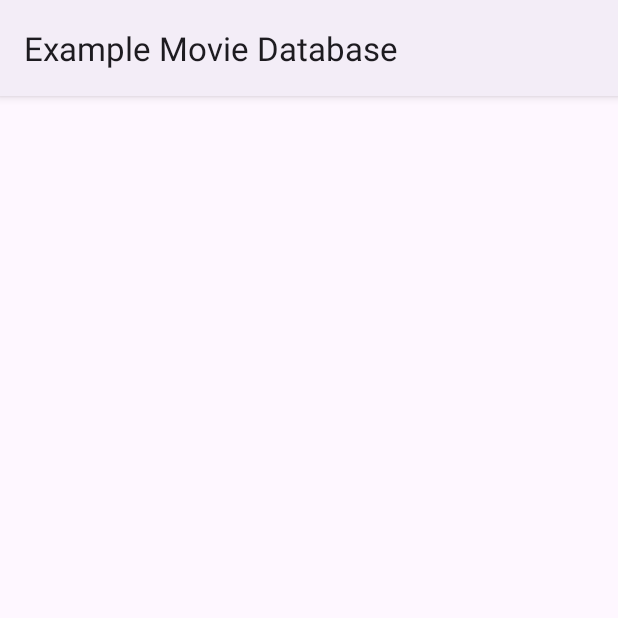
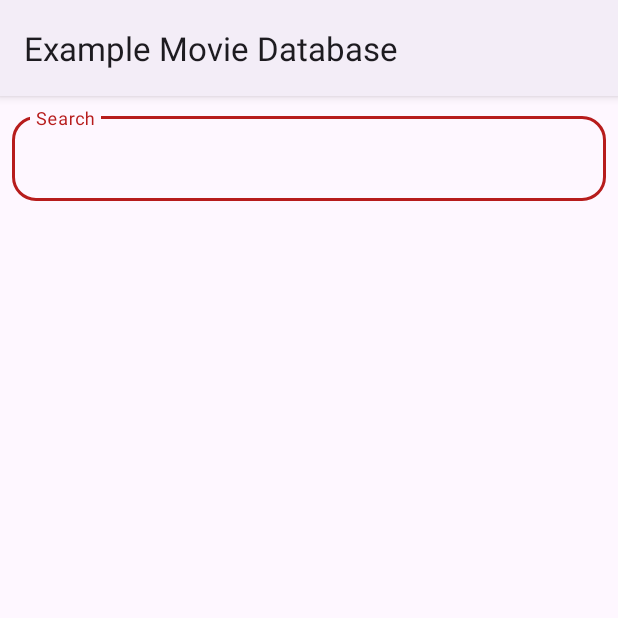
Before and after one commit to zsoltGczy/example-movie-database-android, an Android app: the fragment MovieListFragment shown on its own in the app's theme, on a phone screen of 412 x 824 dp, the top half of it. Run offline under Robolectric (Android 15) with nearby library versions, the phone set to English and light mode, and no system bars.

Commit message:
Add search movie field

```diff
--- /dev/null
+++ b/app/src/main/java/com/gzslt/examplemoviedatabase/common/extension/EditText.kt
@@ -0,0 +1,16 @@
+package com.gzslt.examplemoviedatabase.common.extension
+
+import android.view.inputmethod.EditorInfo
+import android.widget.EditText
+
+/**
+ * Syntactic sugar to add search IME action.
+ */
+fun EditText.setOnActionSearch(callOnActionSearch: (String) -> Unit) {
+    setOnEditorActionListener { _, actionId, _ ->
+        if (EditorInfo.IME_ACTION_SEARCH == actionId) {
+            callOnActionSearch(text.toString())
+        }
+        false
+    }
+}
--- a/app/src/main/java/com/gzslt/examplemoviedatabase/main/ui/MovieListFragment.kt
+++ b/app/src/main/java/com/gzslt/examplemoviedatabase/main/ui/MovieListFragment.kt
@@ -4,6 +4,7 @@ import android.os.Bundle
 import android.view.LayoutInflater
 import android.view.View
 import android.view.ViewGroup
+import com.gzslt.examplemoviedatabase.common.extension.setOnActionSearch
 import com.gzslt.examplemoviedatabase.databinding.FragmentMovieListBinding
 
 class MovieListFragment : BaseFragment() {
@@ -14,10 +15,18 @@ class MovieListFragment : BaseFragment() {
     override fun onCreateView(
         inflater: LayoutInflater,
         container: ViewGroup?,
-        savedInstanceState: Bundle?
+        savedInstanceState: Bundle?,
     ): View {
         _binding = FragmentMovieListBinding.inflate(inflater, container, false)
         return binding.root
+    }
+
+    override fun onViewCreated(view: View, savedInstanceState: Bundle?) {
+        super.onViewCreated(view, savedInstanceState)
+
+        binding.searchTextInputEditText.setOnActionSearch { text ->
+            // TODO
+        }
     }
 
     override fun onDestroyView() {
--- a/app/src/main/res/layout/fragment_movie_list.xml
+++ b/app/src/main/res/layout/fragment_movie_list.xml
@@ -1,10 +1,29 @@
 <?xml version="1.0" encoding="utf-8"?>
 <LinearLayout xmlns:android="http://schemas.android.com/apk/res/android"
+    xmlns:app="http://schemas.android.com/apk/res-auto"
     android:layout_width="match_parent"
     android:layout_height="match_parent"
     android:orientation="vertical">
 
-    <!-- TODO add search text input layout -->
+    <com.google.android.material.textfield.TextInputLayout
+        android:id="@+id/searchTextInputLayout"
+        android:layout_width="match_parent"
+        android:layout_height="wrap_content"
+        android:layout_margin="@dimen/margin_padding_size_small"
+        app:boxCornerRadiusBottomEnd="16dp"
+        app:boxCornerRadiusBottomStart="16dp"
+        app:boxCornerRadiusTopEnd="16dp"
+        app:boxCornerRadiusTopStart="16dp">
+
+        <com.google.android.material.textfield.TextInputEditText
+            android:id="@+id/searchTextInputEditText"
+            android:layout_width="match_parent"
+            android:layout_height="wrap_content"
+            android:hint="@string/movie_list_search_hint"
+            android:imeOptions="actionSearch"
+            android:inputType="text" />
+
+    </com.google.android.material.textfield.TextInputLayout>
 
     <!-- TODO add recyclerView -->
 
--- a/app/src/main/res/values/strings.xml
+++ b/app/src/main/res/values/strings.xml
@@ -1,3 +1,5 @@
 <resources>
     <string name="app_name">Example Movie Database</string>
+
+    <string name="movie_list_search_hint">Search</string>
 </resources>
```
